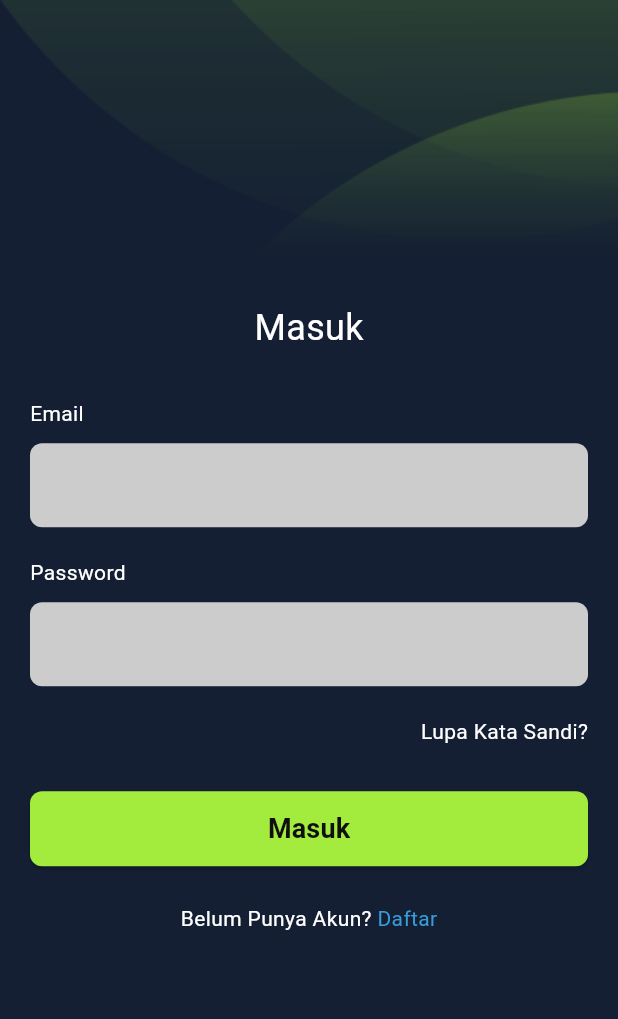
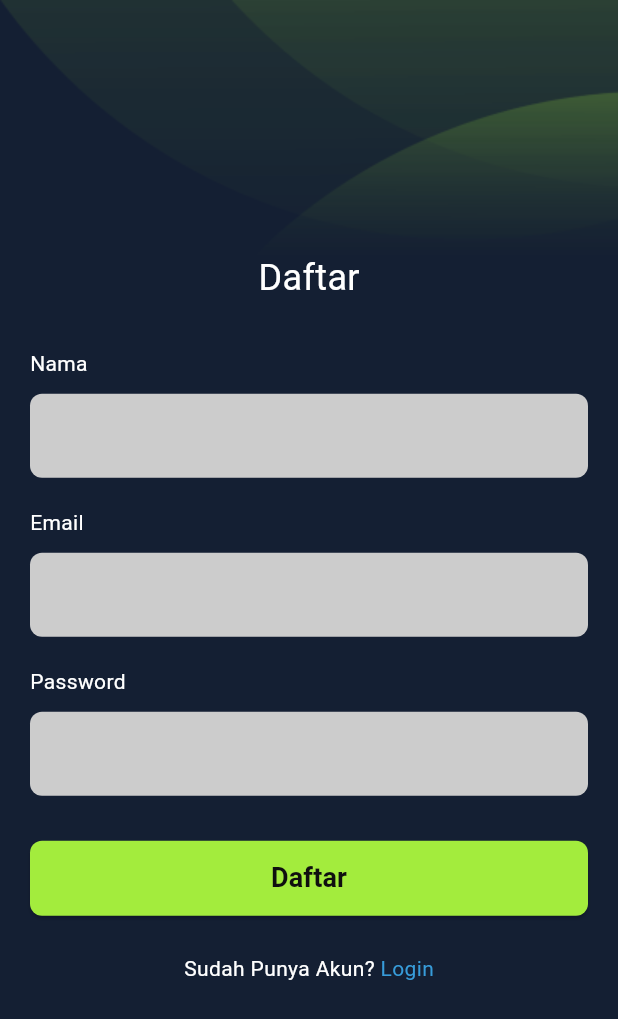
Before and after one commit to wendwin/dojo-app, a Flutter app: the screen it shows after launch, after a tap on "Daftar", on a phone screen of 412 x 824 dp. Shown: the top 1019 px of the screen. Run offline on Flutter 3.47's test engine with Material 3 defaults, Android fonts, the light colour scheme and no system bars; our stand-ins replace google_fonts.

Commit message:
membuat halaman register dan service

```diff
--- a/lib/login.dart
+++ b/lib/login.dart
@@ -1,3 +1,4 @@
+import 'package:dojo/register.dart';
 import 'package:flutter/material.dart';
 import 'package:dojo/services/login_service.dart';
 
@@ -172,11 +173,11 @@ class Login extends StatelessWidget {
                                   style: TextStyle(color: Colors.white)),
                               GestureDetector(
                                 onTap: () {
-                                  // Navigator.push(
-                                  //     context,
-                                  //     MaterialPageRoute(
-                                  //         // builder: (context) => Register()));
-                                  //         builder: (context) => Register()));
+                                  Navigator.push(
+                                      context,
+                                      MaterialPageRoute(
+                                          // builder: (context) => Register()));
+                                          builder: (context) => Register()));
                                 },
                                 child: const Text(' Daftar',
                                     style: TextStyle(
--- /dev/null
+++ b/lib/register.dart
@@ -0,0 +1,312 @@
+import 'package:flutter/material.dart';
+// import 'package:presensi/home.dart';
+import 'package:dojo/services/register_service.dart';
+import 'package:dojo/login.dart';
+
+class Register extends StatelessWidget {
+  Register({super.key});
+  // String? _roleValue;
+
+  final _formKey = GlobalKey<FormState>();
+  final _namaController = TextEditingController();
+  final _emailController = TextEditingController();
+  final _passwordController = TextEditingController();
+  // final List<String> _roles = ['Pelatih', 'Atlet'];
+  final RegisterService registerService = RegisterService();
+
+  // @override
+  // Widget build(BuildContext context) {
+  //   return MaterialApp(
+  //     home: FormRegister(),
+  //   );
+  // }
+  @override
+  Widget build(BuildContext context) {
+    return Scaffold(
+      backgroundColor: const Color(0xFF141F33),
+      body: Stack(
+        children: [
+          Positioned(
+            top: 0,
+            left: 0,
+            right: 0,
+            child: Image.asset(
+              'assets/images/element.png', // Ganti dengan path gambar Anda
+              fit: BoxFit.cover, // Mengisi seluruh layar dengan gambar
+              // height: MediaQuery.of(context).size.height *
+              //     0.5, // Menyesuaikan ukuran gambar (hanya setengah layar)
+            ),
+          ),
+          Center(
+            child: Padding(
+              padding: const EdgeInsets.all(20),
+              child: Form(
+                key: _formKey,
+                child: Column(
+                  mainAxisAlignment: MainAxisAlignment.center,
+                  crossAxisAlignment:
+                      CrossAxisAlignment.center, // Teks "Masuk" di tengah
+                  children: [
+                    // Teks "Masuk" di tengah
+                    const Text(
+                      'Daftar',
+                      style: TextStyle(color: Colors.white, fontSize: 24),
+                    ),
+                    const SizedBox(height: 30), // Jarak setelah teks "Masuk"
+
+                    // Form Input
+                    Column(
+                      crossAxisAlignment:
+                          CrossAxisAlignment.start, // Label di kiri atas
+                      children: [
+                        // Label Email
+                        const Text(
+                          'Nama',
+                          style: TextStyle(color: Colors.white),
+                        ),
+                        const SizedBox(height: 10),
+                        // Input Email
+                        TextFormField(
+                          controller: _namaController,
+                          decoration: InputDecoration(
+                            filled: true,
+                            fillColor: const Color(0xFFCCCCCC), // Warna abu-abu
+                            border: OutlineInputBorder(
+                              borderRadius: BorderRadius.circular(8),
+                              borderSide: BorderSide.none,
+                            ),
+                          ),
+                          validator: (value) {
+                            if (value == null || value.isEmpty) {
+                              return 'Please enter some text';
+                            }
+                            return null;
+                          },
+                        ),
+                        const SizedBox(height: 20),
+                        const Text(
+                          'Email',
+                          style: TextStyle(color: Colors.white),
+                        ),
+                        const SizedBox(height: 10),
+                        // Input Email
+                        TextFormField(
+                          controller: _emailController,
+                          decoration: InputDecoration(
+                            filled: true,
+                            fillColor: const Color(0xFFCCCCCC), // Warna abu-abu
+                            border: OutlineInputBorder(
+                              borderRadius: BorderRadius.circular(8),
+                              borderSide: BorderSide.none,
+                            ),
+                          ),
+                          keyboardType: TextInputType.emailAddress,
+                          validator: (value) {
+                            if (value == null || value.isEmpty) {
+                              return 'Please enter your email';
+                            }
+                            return null;
+                          },
+                        ),
+                        const SizedBox(height: 20),
+
+                        // Label Password
+                        const Text(
+                          'Password',
+                          style: TextStyle(color: Colors.white),
+                        ),
+                        const SizedBox(height: 10),
+                        // Input Password
+                        TextFormField(
+                          obscureText: true,
+                          controller: _passwordController,
+                          decoration: InputDecoration(
+                            filled: true,
+                            fillColor: const Color(0xFFCCCCCC), // Warna abu-abu
+                            border: OutlineInputBorder(
+                              borderRadius: BorderRadius.circular(8),
+                              borderSide: BorderSide.none,
+                            ),
+                          ),
+                          validator: (value) {
+                            if (value == null || value.isEmpty) {
+                              return 'Please enter your password';
+                            }
+                            return null;
+                          },
+                        ),
+                        // const SizedBox(height: 20),
+                        // const Text(
+                        //   'Confirm Password',
+                        //   style: TextStyle(color: Colors.white),
+                        // ),
+                        // const SizedBox(height: 10),
+                        // // Input Password
+                        // TextField(
+                        //   obscureText: true,
+                        //   decoration: InputDecoration(
+                        //     filled: true,
+                        //     fillColor: const Color(0xFFCCCCCC), // Warna abu-abu
+                        //     border: OutlineInputBorder(
+                        //       borderRadius: BorderRadius.circular(8),
+                        //       borderSide: BorderSide.none,
+                        //     ),
+                        //   ),
+                        // ),
+                        // const SizedBox(height: 20),
+                      ],
+                    ),
+                    const SizedBox(height: 30),
+                    Column(
+                        mainAxisAlignment: MainAxisAlignment.center,
+                        children: [
+                          SizedBox(
+                            width: double.infinity,
+                            height: 50,
+                            child: ElevatedButton(
+                                onPressed: () async {
+                                  if (_formKey.currentState!.validate()) {
+                                    final success =
+                                        await registerService.registerUser(
+                                      _namaController.text,
+                                      _emailController.text,
+                                      _passwordController.text,
+                                    );
+
+                                    if (success) {
+                                      ScaffoldMessenger.of(context)
+                                          .showSnackBar(
+                                        SnackBar(
+                                          content: const Row(
+                                            children: [
+                                              Icon(Icons.check_circle,
+                                                  color: Colors
+                                                      .white), // Ikon di samping teks
+                                              SizedBox(width: 8),
+                                              Text(
+                                                'Pendaftaran Berhasil',
+                                                style: TextStyle(
+                                                    color: Colors.white),
+                                              ),
+                                            ],
+                                          ),
+                                          backgroundColor: Colors.green,
+                                          shape: RoundedRectangleBorder(
+                                            borderRadius:
+                                                BorderRadius.circular(8),
+                                          ),
+                                          behavior: SnackBarBehavior.floating,
+                                          margin: const EdgeInsets.all(16),
+                                          duration: const Duration(seconds: 2),
+                                        ),
+                                      );
+
+                                      await Future.delayed(
+                                          const Duration(seconds: 3));
+                                      Navigator.push(
+                                        context,
+                                        MaterialPageRoute(
+                                            builder: (context) => Login()),
+                                      );
+                                    } else {
+                                      ScaffoldMessenger.of(context)
+                                          .showSnackBar(
+                                        SnackBar(
+                                          content: const Row(
+                                            children: [
+                                              Icon(Icons.error,
+                                                  color: Colors
+                                                      .white), // Ikon di samping teks
+                                              SizedBox(width: 8),
+                                              Text(
+                                                'Pendaftaran Gagal',
+                                                style: TextStyle(
+                                                    color: Colors.white),
+                                              ),
+                                            ],
+                                          ),
+                                          backgroundColor: Colors.red,
+                                          shape: RoundedRectangleBorder(
+                                            borderRadius:
+                                                BorderRadius.circular(8),
+                                          ),
+                                          behavior: SnackBarBehavior.floating,
+                                          margin: const EdgeInsets.all(16),
+                                          duration: const Duration(seconds: 2),
+                                        ),
+                                      );
+
+                                      _namaController.clear();
+                                      _emailController.clear();
+                                      _passwordController.clear();
+                                    }
+                                  }
+                                },
+                                style: ElevatedButton.styleFrom(
+                                  backgroundColor: const Color(0xFFA3EC3D),
+                                  shape: RoundedRectangleBorder(
+                                      borderRadius: BorderRadius.circular(8)),
+                                ),
+                                child: const Text('Daftar',
+                                    style: TextStyle(
+                                        color: Color.fromARGB(255, 15, 15, 15),
+                                        fontSize: 18,
+                                        fontWeight: FontWeight.bold))),
+                          ),
+                          const SizedBox(height: 25),
+                          Row(
+                            mainAxisAlignment: MainAxisAlignment.center,
+                            children: [
+                              const Text('Sudah Punya Akun?',
+                                  style: TextStyle(color: Colors.white)),
+                              GestureDetector(
+                                onTap: () {
+                                  Navigator.push(
+                                      context,
+                                      MaterialPageRoute(
+                                          // builder: (context) => Register()));
+                                          builder: (context) => Login()));
+                                },
+                                child: const Text(' Login',
+                                    style: TextStyle(
+                                        color:
+                                            Color.fromARGB(255, 55, 156, 218))),
+                              ),
+                              const SizedBox(
+                                height: 20,
+                              ),
+                            ],
+                          )
+                          // Row(
+                          //   mainAxisAlignment: MainAxisAlignment.center,
+                          //   children: [
+                          //     Text('Belum Punya Akun?',
+                          //         style: TextStyle(color: Colors.white)),
+                          //     GestureDetector(
+                          //       onTap: () {
+                          //         Navigator.push(
+                          //             context,
+                          //             MaterialPageRoute(
+                          //                 builder: (context) => Register()));
+                          //       },
+                          //       child: Text(' Daftar',
+                          //           style: TextStyle(
+                          //               color: const Color.fromARGB(
+                          //                   255, 55, 156, 218))),
+                          //     ),
+                          //     SizedBox(
+                          //       height: 20,
+                          //     ),
+                          //   ],
+                          // )
+                        ])
+                  ],
+                ),
+              ),
+            ),
+          ),
+        ],
+      ),
+    );
+  }
+}
```
Also changed, not shown: lib/services/register_service.dart (added, +34 -0 lines).
